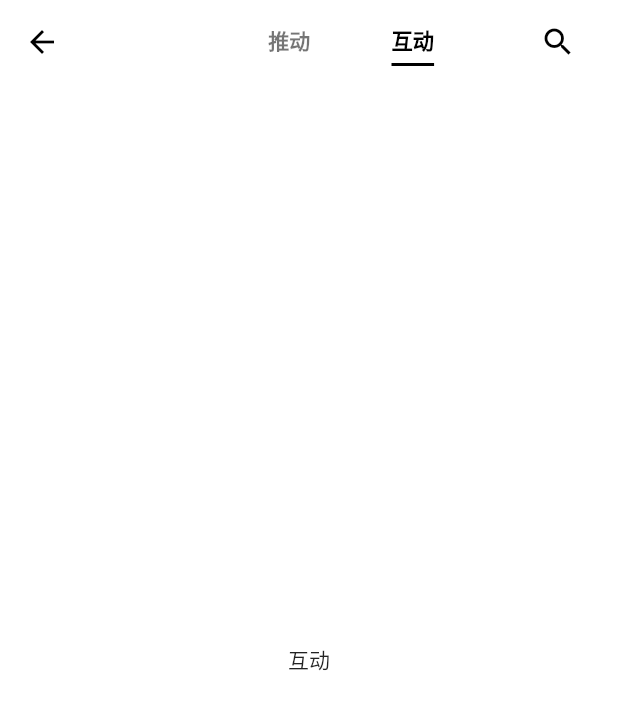
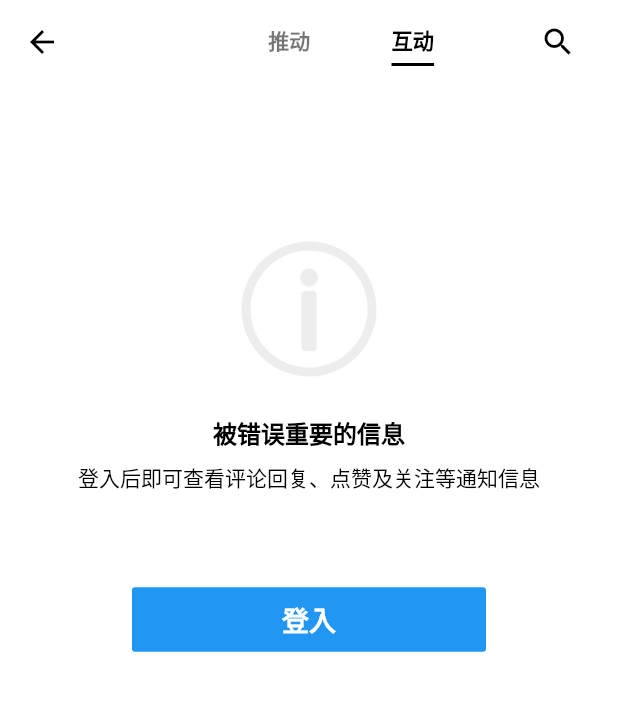
Before and after one commit to guofudong/flutter_eyepetizer, a Flutter app: the NoticePage screen opened directly, tab 2 chosen, on a phone screen of 412 x 824 dp. Shown: the top 710 px of the screen. Run offline on Flutter 3.47's test engine with Material 2 defaults, Android fonts, the phone set to English and light mode, and no system bars; our stand-ins replace video_player; missing offline and left inert: flutter_webview_plugin.

Commit message:
实现通知模块。

```diff
--- a/lib/notice/notice_interactive.dart
+++ b/lib/notice/notice_interactive.dart
@@ -1,13 +1,50 @@
 import 'package:flutter/material.dart';
+import 'package:flutter_eyepetizer/personal/personal_login.dart';
 
 /// 通知-互动
-class NoticeInteractivePage extends StatelessWidget{
+class NoticeInteractivePage extends StatelessWidget {
   @override
   Widget build(BuildContext context) {
     return Container(
-      alignment: Alignment.center,
-      child: Text("互动"),
+      child: Column(
+        children: <Widget>[
+          Container(
+            margin: EdgeInsets.only(top: 100, bottom: 20),
+            child: Image.asset("images/no_account_tip.png"),
+          ),
+          Text("被错误重要的信息",
+              style: TextStyle(
+                  fontSize: 16,
+                  color: Colors.black,
+                  fontWeight: FontWeight.bold)),
+          Padding(
+            padding: EdgeInsets.only(top: 8, bottom: 60),
+            child: Text("登入后即可查看评论回复、点赞及关注等通知信息",
+                style: TextStyle(
+                    fontSize: 14,
+                    color: Colors.black,
+                    fontWeight: FontWeight.normal)),
+          ),
+          RaisedButton(
+            padding: EdgeInsets.only(top: 8, bottom: 8, left: 100, right: 100),
+            color: Colors.blue,
+            elevation: 0,
+            onPressed: () => {_toLoginPage(context)},
+            child: Text("登入",
+                style: TextStyle(
+                    fontWeight: FontWeight.bold,
+                    color: Colors.white,
+                    fontSize: 18)),
+          ),
+        ],
+      ),
     );
   }
 
+  ///跳转到登入页面
+  void _toLoginPage(BuildContext context) {
+    Navigator.of(context).push(MaterialPageRoute(builder: (context) {
+      return PersonalLogin();
+    }));
+  }
 }
--- a/pubspec.yaml
+++ b/pubspec.yaml
@@ -44,6 +44,8 @@ flutter:
     - images/ic_account_login_wechat.png
     - images/ic_account_login_qq.png
     - images/ic_account_login_weibo.png
+    - images/no_account_tip.png
+    - images/ic_action_focus.png
 
   module:
     androidPackage: com.gfd.flutter_eyepetizer
```
Also changed, not shown: lib/notice/notice_push.dart (+61 -2 lines), images/2.0x/ic_action_focus.png (added), images/2.0x/no_account_tip.png (added).
